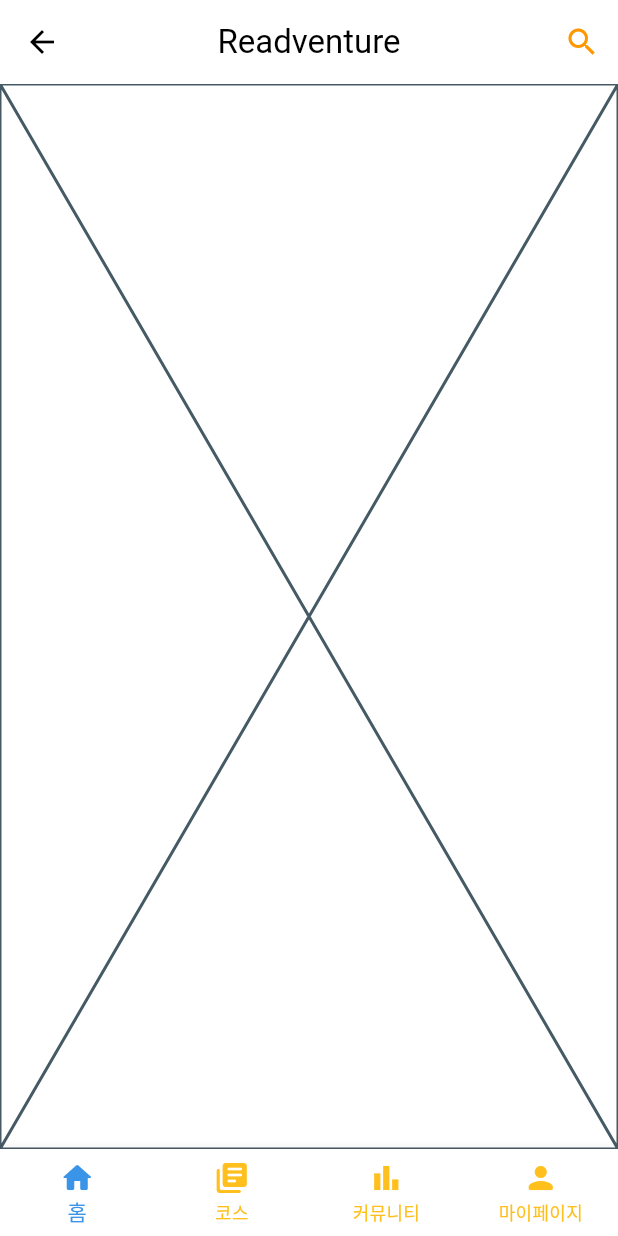
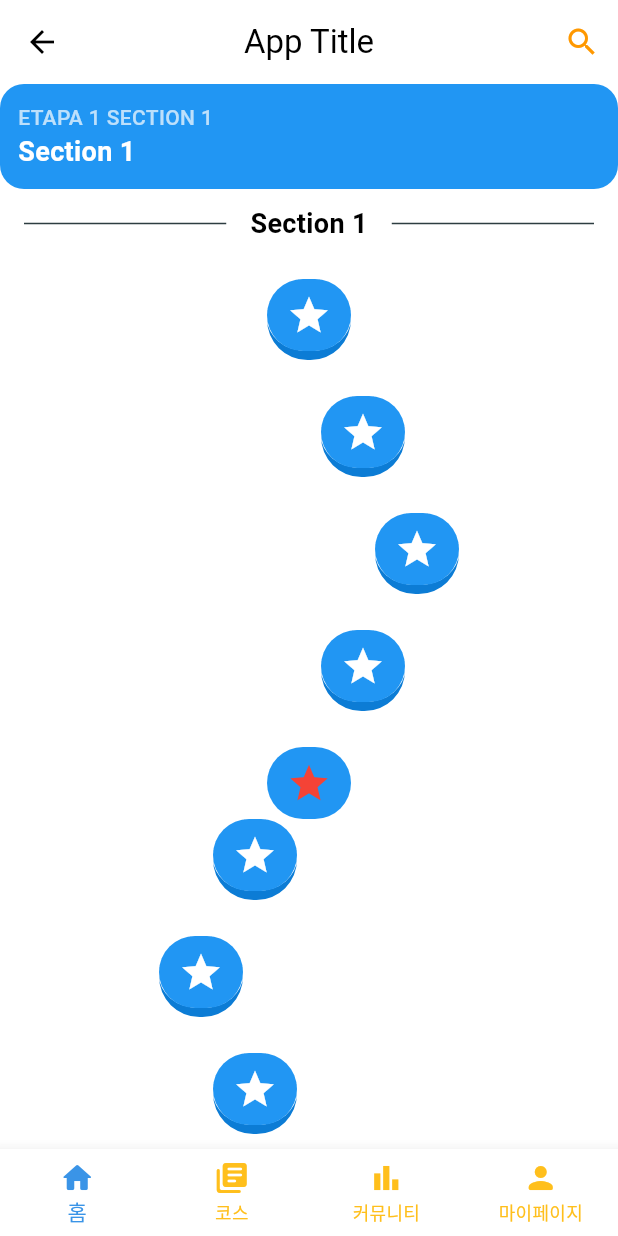
Before and after one commit to ChristineKangHee/Glang, a Flutter app: the CourseMain screen opened by its route, on a phone screen of 412 x 824 dp. Run offline on Flutter 3.47's test engine with Material 3 defaults, Android fonts, the phone set to English and light mode, and no system bars; our stand-ins replace easy_localization, firebase_auth, firebase_core, flutter_dotenv, flutter_riverpod, flutter_screenutil; accounts and stored records are empty; project files that could hold a hidden picture were left out.

Commit message:
[Feat] Course Main 기능 구현 (24.12.31)

```diff
--- a/lib/app.dart
+++ b/lib/app.dart
@@ -49,7 +49,7 @@
           initialRoute: '/', // 초기 경로 설정 (스플래시 페이지로 변경 예정)
           routes: {
             '/': (context) => const MyHomePage(),
-            '/course': (context) => const CourseMain(),
+            '/course': (context) => CourseMain(),
             '/community': (context) => const CommunityMain(),
             '/mypage': (context) => const MyPageMain(),
           },
--- /dev/null
+++ b/lib/model/example.dart
@@ -0,0 +1,9 @@
+/*
+*
+
+
+대충 모델 데이터들 쭈루루루룩
+
+
+*
+* */
--- a/lib/view/course/course_main.dart
+++ b/lib/view/course/course_main.dart
@@ -1,19 +1,147 @@
 import 'package:flutter/material.dart';
-
 import '../components/custom_app_bar.dart';
 import '../components/custom_navigation_bar.dart';
+import 'section.dart';
 
-class CourseMain extends StatelessWidget {
-  const CourseMain({super.key});
+class CourseMain extends StatefulWidget {
+  CourseMain({super.key}); // const 제거
+
+  static Color _darkenColor(Color color, double factor) {
+    return HSLColor.fromColor(color)
+        .withLightness(
+        (HSLColor.fromColor(color).lightness - factor).clamp(0.0, 1.0))
+        .toColor();
+  }
+
+  @override
+  State<CourseMain> createState() => _CourseMainState();
+}
+
+class _CourseMainState extends State<CourseMain> {
+  final data = <SectionData>[
+    SectionData(
+      color: Colors.blue,
+      colorOscuro: CourseMain._darkenColor(Colors.blue, 0.1),
+      etapa: 1,
+      section: 1,
+      title: 'Section 1',
+    ),
+    SectionData(
+      color: Colors.green,
+      colorOscuro: CourseMain._darkenColor(Colors.green, 0.1),
+      etapa: 1,
+      section: 2,
+      title: 'Section 2',
+    ),
+    SectionData(
+      color: Colors.orange,
+      colorOscuro: CourseMain._darkenColor(Colors.orange, 0.1),
+      etapa: 1,
+      section: 3,
+      title: 'Section 3',
+    ),
+  ];
+  int iCurrentSection = 0;
+  final heightFirstBox = 56.0;
+  final heightSection = 764.0;
+  final scrollCtrl = ScrollController();
+
+  @override
+  void initState() {
+    super.initState();
+    scrollCtrl.addListener(scrollListener);
+  }
+
+  void scrollListener() {
+    final currentScroll = scrollCtrl.position.pixels - heightFirstBox - 24.0;
+    int index = (currentScroll / heightSection).floor();
+
+    if (index < 0) index = 0;
+
+    if (index != iCurrentSection) setState(() => iCurrentSection = index);
+  }
+
+  @override
+  void dispose() {
+    scrollCtrl.dispose();
+    super.dispose();
+  }
 
   @override
   Widget build(BuildContext context) {
     return SafeArea(
-        child: Scaffold(
-          appBar: CustomAppBar(title: 'app_title'),
-          body: Placeholder(),
-          bottomNavigationBar: CustomNavigationBar(),
-        )
+      child: Scaffold(
+        appBar: CustomAppBar(title: 'App Title'),
+        body: Stack(
+          children: [
+            ListView.separated(
+              controller: scrollCtrl,
+              itemBuilder: (_, i) => i == 0
+                  ? SizedBox(
+                      height: heightFirstBox,
+                    )
+                  : Section(
+                      data: data[i - 1]
+                    ),
+              separatorBuilder: (_, i)=> const SizedBox(
+                height: 24.0,
+              ),
+              padding: const EdgeInsets.only(
+                bottom: 24.0,
+                left: 16.0,
+                right: 16.0,
+              ),
+              itemCount: data.length + 1,
+            ),
+            CurrentSection(data: data[iCurrentSection]),
+          ],
+        ),
+        bottomNavigationBar: CustomNavigationBar(),
+      ),
     );
   }
 }
+
+class CurrentSection extends StatelessWidget {
+  final SectionData data;
+
+  const CurrentSection({super.key, required this.data});
+
+  @override
+  Widget build(BuildContext context) {
+    return Container(
+      decoration: BoxDecoration(
+        color: data.color,
+        borderRadius: BorderRadius.circular(16.0),
+      ),
+      child: Row(
+        children: [
+          Expanded(
+            child: Padding(
+              padding: const EdgeInsets.all(12.0),
+              child: Column(
+                crossAxisAlignment: CrossAxisAlignment.start,
+                mainAxisSize: MainAxisSize.min,
+                children: [
+                  Text("ETAPA ${data.etapa} SECTION ${data.section}",
+                  style: const TextStyle(
+                    color: Colors.white70,
+                    fontWeight: FontWeight.w500,
+                  ),
+                  ),
+                  Text(data.title,
+                  style: const TextStyle(
+                    color: Colors.white,
+                    fontWeight: FontWeight.bold,
+                    fontSize: 18.0
+                  ),
+                  ),
+                ],
+              ),
+            ),
+          )
+        ],
+      ),
+    );
+  }
+}
--- /dev/null
+++ b/lib/view/course/section.dart
@@ -0,0 +1,134 @@
+import 'package:flutter/material.dart';
+
+class SectionData {
+  final Color color;
+  final Color colorOscuro;
+  final int etapa;
+  final int section;
+  final String title;
+
+  const SectionData({
+    required this.color,
+    required this.colorOscuro,
+    required this.etapa,
+    required this.section,
+    required this.title,
+  });
+}
+
+class Section extends StatelessWidget {
+  final SectionData data;
+
+  const Section({super.key, required this.data});
+
+  double getLeft(int indice) {
+    const margin = 72.0;
+    int pos = indice % 9;
+
+    if (pos == 1) {
+      return margin;
+    }
+    if (pos == 2) {
+      return margin * 2;
+    }
+    if (pos == 3) {
+      return margin;
+    }
+    return 0.0;
+  }
+
+  double getRight(int indice) {
+    const margin = 72.0;
+    int pos = indice % 9;
+
+    if (pos == 5) {
+      return margin;
+    }
+    if (pos == 6) {
+      return margin * 2;
+    }
+    if (pos == 7) {
+      return margin;
+    }
+    return 0.0;
+  }
+
+  @override
+  Widget build(BuildContext context) {
+    return Column(
+      mainAxisSize: MainAxisSize.min,
+      children: [
+        Row(
+          children: [
+            const Expanded(
+              child: Divider(
+                color: Color(0xFF2D3D41),
+              ),
+            ),
+            const SizedBox(width: 16,),
+            Text(
+              data.title,
+              style: TextStyle(
+                color: Colors.black,
+                fontWeight: FontWeight.bold,
+                fontSize: 18.0,
+              ),
+            ),
+            const SizedBox(width: 16,),
+            const Expanded(
+              child: Divider(
+                color: Color(0xFF2D3D41),
+              ),
+            ),
+          ],
+        ),
+        const SizedBox(
+          height: 24.0,
+        ),
+        ...List.generate(
+            9, (i) => i % 9 != 4? Container(
+              margin: EdgeInsets.only(
+                bottom: i != 8 ? 24.0 : 0,
+                left: getLeft(i),
+                right: getRight(i),
+              ),
+              decoration: BoxDecoration(
+                border: Border(
+                  bottom: BorderSide(
+                    color: data.colorOscuro,
+                    width: 6.0,
+                  )
+                ),
+                borderRadius: BorderRadius.circular(36.0)
+              ),
+              child: ElevatedButton(
+                onPressed: (){},
+                style: ElevatedButton.styleFrom(
+                  backgroundColor: data.color,
+                  fixedSize: const Size(56, 48),
+                  elevation: 0,
+                  padding: EdgeInsets.zero,
+                  tapTargetSize: MaterialTapTargetSize.shrinkWrap,
+                  minimumSize: Size.zero,
+                ),
+                child: Icon(Icons.star, color: Colors.white, size: 30,)
+              ),
+            ) : Container(
+          child: ElevatedButton(
+              onPressed: (){},
+              style: ElevatedButton.styleFrom(
+                backgroundColor: data.color,
+                fixedSize: const Size(56, 48),
+                elevation: 0,
+                padding: EdgeInsets.zero,
+                tapTargetSize: MaterialTapTargetSize.shrinkWrap,
+                minimumSize: Size.zero,
+              ),
+              child: Icon(Icons.star, color: Colors.red, size: 30,)
+          ),
+        )
+        ),
+      ],
+    );
+  }
+}
--- a/lib/viewmodel/navigation_controller.dart
+++ b/lib/viewmodel/navigation_controller.dart
@@ -57,7 +57,7 @@
       case '/':
         return const MyHomePage();
       case '/course':
-        return const CourseMain();
+        return CourseMain();
       case '/community':
         return const CommunityMain();
       case '/mypage':
```
Also changed, not shown: 1 other file.
